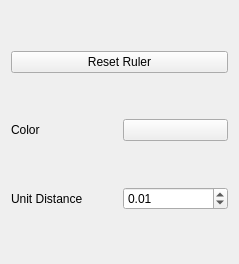
Before: the Qt Designer form gui/RulerOptions.ui in Kitware/TeleSculptor, drawn with Qt 5.
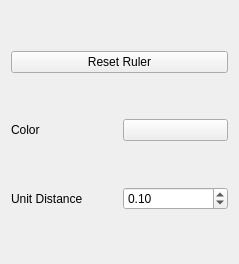
After: the same form once the commit is applied. Custom widgets are drawn as their Qt base class.

Commit message: Fix compile error with QDoubleSpinBox::stepType for Qt < 5.12

What changed in the file:
```diff
--- a/gui/RulerOptions.ui
+++ b/gui/RulerOptions.ui
@@ -67,7 +67,7 @@
       <enum>QAbstractSpinBox::AdaptiveDecimalStepType</enum>
      </property>
      <property name="value">
-      <double>0.010000000000000</double>
+      <double>0.10000000000000</double>
      </property>
     </widget>
    </item>
```
Left out of the diff: 3 changed lines with no effect on the pictures.
